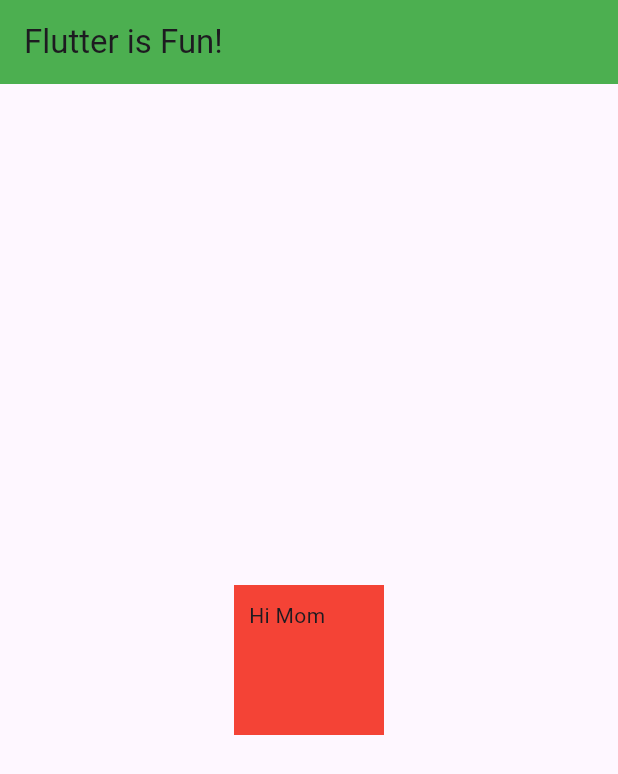
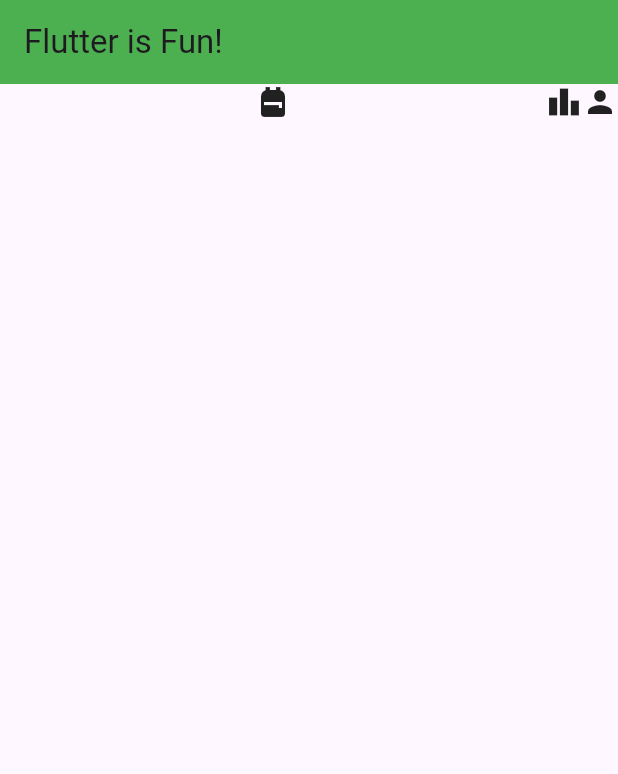
Before and after one commit to FJoey/Fireship-Tutorial, a Flutter app: the screen it shows after launch, on a phone screen of 412 x 824 dp. Shown: the top 774 px of the screen. Run offline on Flutter 3.47's test engine with Material 3 defaults, Android fonts, the phone set to English and light mode, and no system bars.

Commit message:
Flex layout

```diff
--- a/lib/main.dart
+++ b/lib/main.dart
@@ -18,16 +18,18 @@ class MyApp extends StatelessWidget {
         title: const Text('Flutter is Fun!'),
         ),
 
-        body: Center(
-          child: Container(
-            child: const Text('Hi Mom'),
-            margin: const EdgeInsets.all(100),
-            padding: const EdgeInsets.all(10),
-            color: Colors.red,
-            height: 100,
-            width: 100,
-          ),
-        )
+        body: Row(
+          mainAxisAlignment: MainAxisAlignment.spaceEvenly,
+          crossAxisAlignment: CrossAxisAlignment.end,
+          children: const [
+            Expanded(
+              flex: 4,
+              child: Icon(Icons.backpack)
+              ),
+            Icon(Icons.leaderboard),
+            Icon(Icons.person),
+          ],
+        ),
       ),
     );
   }
```
